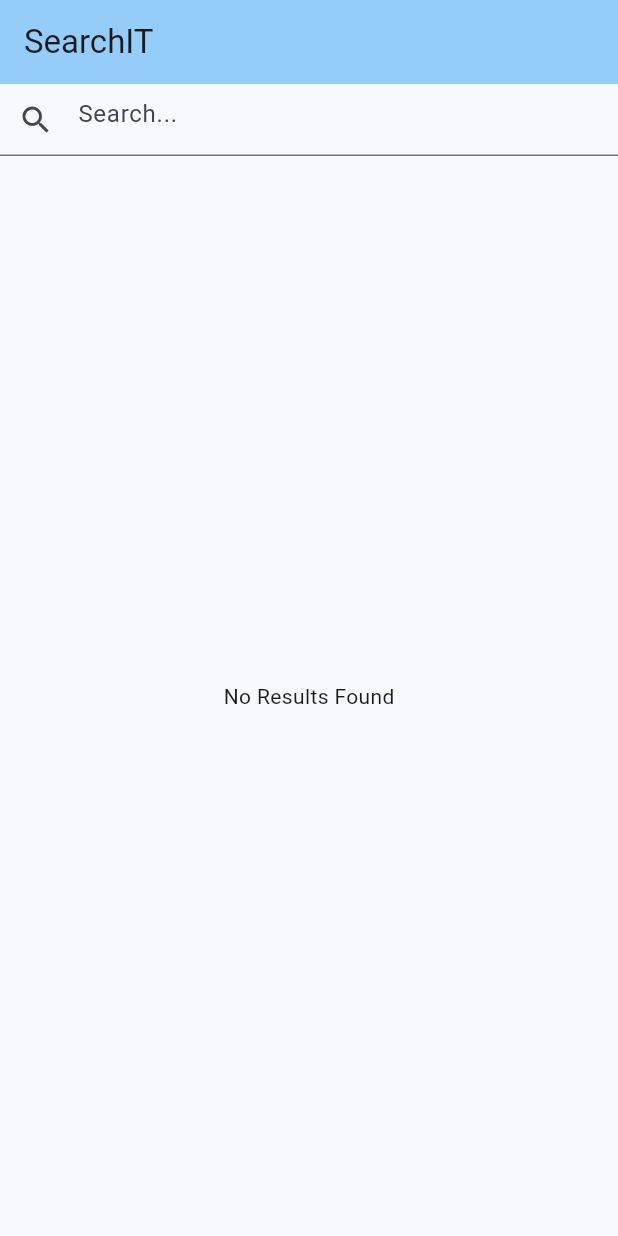
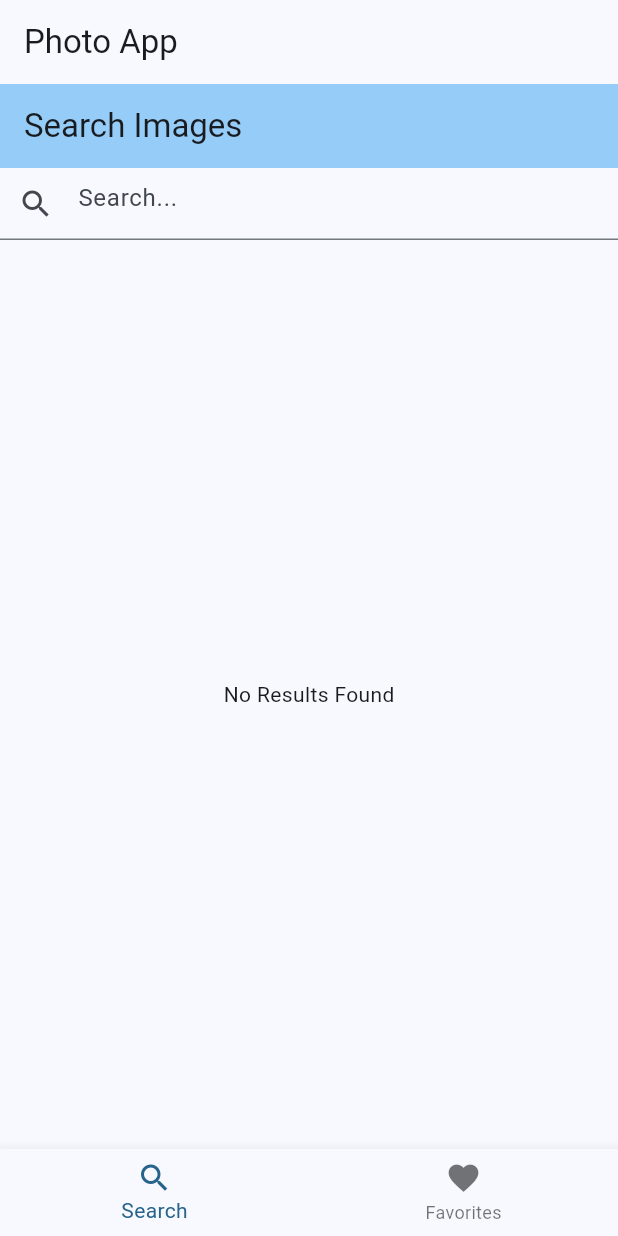
Before and after one commit to Jason-mcm/Image-Search-App, a Flutter app: the screen it shows after launch, on a phone screen of 412 x 824 dp. Run offline on Flutter 3.47's test engine with Material 2 defaults, Android fonts, the phone set to English and light mode, and no system bars.

Commit message:
making each widget its own file

```diff
--- a/lib/home.dart
+++ b/lib/home.dart
@@ -1,6 +1,9 @@
 import 'package:flutter/material.dart';
 import 'search.dart';
 import 'photo.dart';
+import 'searchScreen.dart';
+import 'likesScreen.dart';
+
 // import 'package:flutter_cache_manager/flutter_cache_manager.dart'; // Import the package
 
 class MyHomePage extends StatefulWidget {
@@ -12,104 +15,36 @@ class MyHomePage extends StatefulWidget {
 }
 
 class _MyHomePageState extends State<MyHomePage> {
-  final TextEditingController _searchController = TextEditingController();
-  final Search _search = Search();
-  List<Photo> _photos = [];
-  bool _isLoading = false;
-  final Set<int> _liked = {};
-
-  void searchQuery(String query) async {
-    setState(() {
-      _isLoading = true;
-    });
-    final result = await _search.search(query);
-    setState(() {
-      _photos = result;
-      _isLoading = false;
-    });
-  }
-
-  void toggleLike(int photoId) {
-    setState(() {
-      if (_liked.contains(photoId)) {
-        _liked.remove(photoId);
-      } else {
-        _liked.add(photoId);
-      }
-    });
-    print(_liked.length);
-  }
+  int _currentIndex = 0;
+  final List<Widget> _screens = [
+    const SearchScreen(),
+    LikesScreen(),
+  ];
 
   @override
   Widget build(BuildContext context) {
     return Scaffold(
       appBar: AppBar(
-        backgroundColor: Theme.of(context).colorScheme.inversePrimary,
-        title: Text(widget.title),
+        title: const Text('Photo App'),
       ),
-      body: Center(
-        child: Column(
-          mainAxisAlignment: MainAxisAlignment.start,
-          children: [
-            TextField(
-              controller: _searchController,
-              decoration: const InputDecoration(
-                  hintText: 'Search...', prefixIcon: Icon(Icons.search)),
-              onChanged: (query) {
-                searchQuery(query);
-              },
-            ),
-            Expanded(
-              child: _isLoading
-                  ? const Center(
-                      child: CircularProgressIndicator(),
-                    )
-                  : _photos.isEmpty
-                      ? const Center(
-                          child: Text('No Results Found'),
-                        )
-                      : ListView.builder(
-                          itemCount: _photos.length,
-                          itemBuilder: (context, index) {
-                            final photo = _photos[index];
-                            IconData icon;
-                            if (_liked.contains(photo.id)) {
-                              icon = Icons.favorite;
-                            } else {
-                              icon = Icons.favorite_border;
-                            }
-                            return Container(
-                              padding: const EdgeInsets.all(10),
-                              child: Center(
-                                child: Column(
-                                  children: [
-                                    SizedBox(
-                                        height: 300,
-                                        width: 375,
-                                        child: Image.network(
-                                          photo.url,
-                                          fit: BoxFit.cover,
-                                        )),
-
-                                    IconButton(
-                                      padding: const EdgeInsets.fromLTRB(0, 10, 0, 0),
-                                      icon: Icon(icon),
-                                      tooltip: 'Like',
-                                      iconSize: 30,
-                                      onPressed: () {
-                                        toggleLike(photo.id);
-                                      },
-                                    )
-                                  ],
-                                ),
-                              ),
-                            );
-                          },
-                        ),
-            )
-          ],
-        ),
+      body: _screens[_currentIndex],
+      bottomNavigationBar: BottomNavigationBar(
+        // ... (bottom navigation bar code)
+          currentIndex: _currentIndex,
+          onTap: (index) {
+            setState(() {
+              _currentIndex = index;
+            });
+          },
+          items: const [
+      BottomNavigationBarItem(
+      icon: Icon(Icons.search),
+      label: 'Search',
+    ),
+    BottomNavigationBarItem(
+    icon: Icon(Icons.favorite),
+    label: 'Favorites',
       ),
-    );
+    ]));
   }
 }
--- /dev/null
+++ b/lib/likesScreen.dart
@@ -0,0 +1,16 @@
+
+import 'package:flutter/material.dart';
+
+class LikesScreen extends StatelessWidget {
+  @override
+  Widget build(BuildContext context) {
+    return Scaffold(
+      appBar: AppBar(
+        title: Text('Search Screen'),
+      ),
+      body: Center(
+        child: Text('This is the search screen.'),
+      ),
+    );
+  }
+}
--- /dev/null
+++ b/lib/searchScreen.dart
@@ -0,0 +1,114 @@
+import 'package:flutter/material.dart';
+import 'search.dart';
+import 'photo.dart';
+import 'package:flutter/cupertino.dart';
+
+class SearchScreen extends StatefulWidget {
+  const SearchScreen({super.key});
+
+  @override
+  State<SearchScreen> createState() => _SearchScreenState();
+}
+
+class _SearchScreenState extends State<SearchScreen>{
+
+  final TextEditingController _searchController = TextEditingController();
+  final Search _search = Search();
+  List<Photo> _photos = [];
+  bool _isLoading = false;
+  final Set<int> _liked = {};
+
+  void searchQuery(String query) async {
+    setState(() {
+      _isLoading = true;
+    });
+    final result = await _search.search(query);
+    setState(() {
+      _photos = result;
+      _isLoading = false;
+    });
+  }
+
+  void toggleLike(int photoId) {
+    setState(() {
+      if (_liked.contains(photoId)) {
+        _liked.remove(photoId);
+      } else {
+        _liked.add(photoId);
+      }
+    });
+  }
+
+  @override
+  Widget build(BuildContext context) {
+    return Scaffold(
+      appBar: AppBar(
+        backgroundColor: Theme.of(context).colorScheme.inversePrimary,
+        title: Text('Search Images'),
+      ),
+      body: Center(
+        child: Column(
+          mainAxisAlignment: MainAxisAlignment.start,
+          children: [
+            TextField(
+              controller: _searchController,
+              decoration: const InputDecoration(
+                  hintText: 'Search...', prefixIcon: Icon(Icons.search)),
+              onChanged: (query) {
+                searchQuery(query);
+              },
+            ),
+            Expanded(
+              child: _isLoading
+                  ? const Center(
+                child: CircularProgressIndicator(),
+              )
+                  : _photos.isEmpty
+                  ? const Center(
+                child: Text('No Results Found'),
+              )
+                  : ListView.builder(
+                itemCount: _photos.length,
+                itemBuilder: (context, index) {
+                  final photo = _photos[index];
+                  IconData icon;
+                  if (_liked.contains(photo.id)) {
+                    icon = Icons.favorite;
+                  } else {
+                    icon = Icons.favorite_border;
+                  }
+                  return Container(
+                    padding: const EdgeInsets.all(10),
+                    child: Center(
+                      child: Column(
+                        children: [
+                          SizedBox(
+                              height: 300,
+                              width: 375,
+                              child: Image.network(
+                                photo.url,
+                                fit: BoxFit.cover,
+                              )),
+
+                          IconButton(
+                            padding: const EdgeInsets.fromLTRB(0, 10, 0, 0),
+                            icon: Icon(icon),
+                            tooltip: 'Like',
+                            iconSize: 30,
+                            onPressed: () {
+                              toggleLike(photo.id);
+                            },
+                          )
+                        ],
+                      ),
+                    ),
+                  );
+                },
+              ),
+            )
+          ],
+        ),
+      ),
+    );
+  }
+}
```
